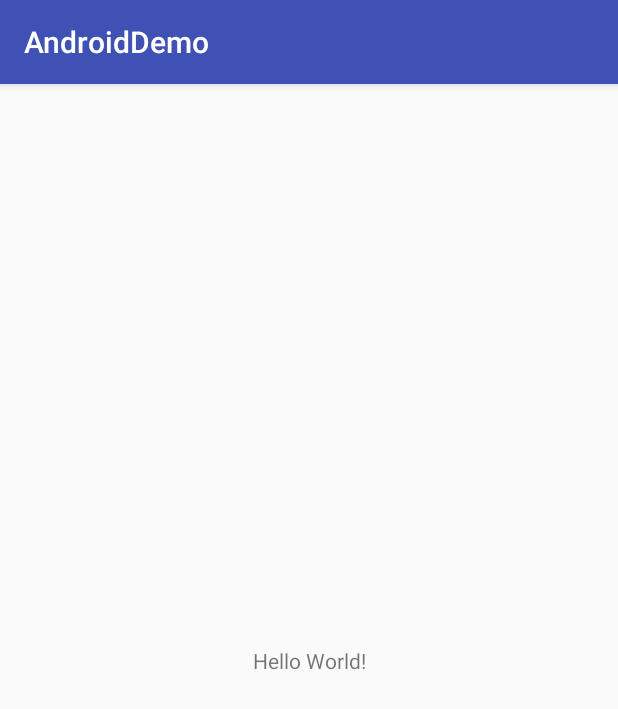
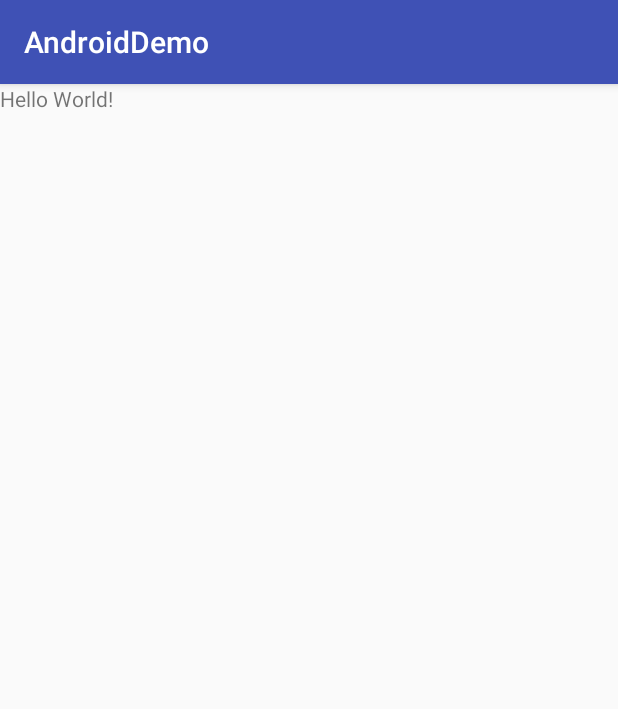
Before and after one commit to ITentity/AndroidDemo, an Android app: the screen it shows after launch (MainActivity), on a phone screen of 412 x 824 dp. Shown: the top 709 px of the screen. Run offline under Robolectric (Android 15) with nearby library versions, the phone set to English and light mode, and no system bars.

Commit message:
初始化最简单的项目

```diff
--- a/app/src/main/res/layout/activity_main.xml
+++ b/app/src/main/res/layout/activity_main.xml
@@ -1,5 +1,5 @@
 <?xml version="1.0" encoding="utf-8"?>
-<android.support.constraint.ConstraintLayout xmlns:android="http://schemas.android.com/apk/res/android"
+<LinearLayout xmlns:android="http://schemas.android.com/apk/res/android"
     xmlns:app="http://schemas.android.com/apk/res-auto"
     xmlns:tools="http://schemas.android.com/tools"
     android:layout_width="match_parent"
@@ -9,10 +9,6 @@
     <TextView
         android:layout_width="wrap_content"
         android:layout_height="wrap_content"
-        android:text="Hello World!"
-        app:layout_constraintBottom_toBottomOf="parent"
-        app:layout_constraintLeft_toLeftOf="parent"
-        app:layout_constraintRight_toRightOf="parent"
-        app:layout_constraintTop_toTopOf="parent" />
+        android:text="Hello World!"/>
 
-</android.support.constraint.ConstraintLayout>
+</LinearLayout>
```
